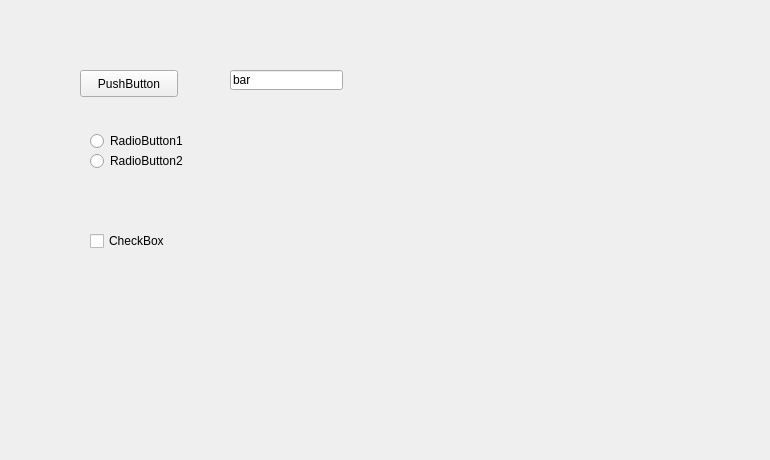
Above: sampleModules/testSettingMod/testSettingMod.ui from pgollor/pyGUI before the change. Below: the same form after it.
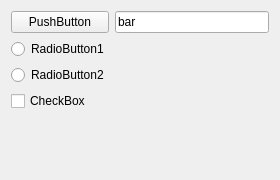
That is the form after the change.

```diff
--- a/sampleModules/testSettingMod/testSettingMod.ui
+++ b/sampleModules/testSettingMod/testSettingMod.ui
@@ -6,78 +6,69 @@
    <rect>
     <x>0</x>
     <y>0</y>
-    <width>770</width>
-    <height>460</height>
+    <width>280</width>
+    <height>180</height>
    </rect>
   </property>
   <property name="windowTitle">
    <string>Form</string>
   </property>
-  <widget class="QPushButton" name="pushButton">
-   <property name="geometry">
-    <rect>
-     <x>80</x>
-     <y>70</y>
-     <width>98</width>
-     <height>27</height>
-    </rect>
-   </property>
-   <property name="text">
-    <string>PushButton</string>
-   </property>
-  </widget>
-  <widget class="QRadioButton" name="radioButtonRB1">
-   <property name="geometry">
-    <rect>
-     <x>90</x>
-     <y>130</y>
-     <width>121</width>
-     <height>22</height>
-    </rect>
-   </property>
-   <property name="text">
-    <string>RadioButton1</string>
-   </property>
-  </widget>
+  <layout class="QGridLayout" name="gridLayout" rowstretch="0,0,0,0,0">
+   <item row="3" column="0">
   <widget class="QCheckBox" name="checkBoxTest">
-   <property name="geometry">
-    <rect>
-     <x>90</x>
-     <y>230</y>
-     <width>97</width>
-     <height>22</height>
-    </rect>
-   </property>
    <property name="text">
     <string>CheckBox</string>
    </property>
   </widget>
+   </item>
+   <item row="2" column="0">
   <widget class="QRadioButton" name="radioButtonRB2">
-   <property name="geometry">
-    <rect>
-     <x>90</x>
-     <y>150</y>
-     <width>121</width>
-     <height>22</height>
-    </rect>
-   </property>
    <property name="text">
     <string>RadioButton2</string>
    </property>
   </widget>
+   </item>
+   <item row="0" column="0">
+    <widget class="QPushButton" name="pushButton">
+     <property name="text">
+      <string>PushButton</string>
+     </property>
+    </widget>
+   </item>
+   <item row="0" column="1">
   <widget class="QLineEdit" name="lineEditFoo">
-   <property name="geometry">
-    <rect>
-     <x>230</x>
-     <y>70</y>
-     <width>113</width>
-     <height>20</height>
-    </rect>
+     <property name="minimumSize">
+      <size>
+       <width>120</width>
+       <height>0</height>
+      </size>
    </property>
    <property name="text">
     <string>bar</string>
    </property>
   </widget>
+   </item>
+   <item row="1" column="0">
+    <widget class="QRadioButton" name="radioButtonRB1">
+     <property name="text">
+      <string>RadioButton1</string>
+     </property>
+    </widget>
+   </item>
+   <item row="4" column="0">
+    <spacer name="verticalSpacer">
+     <property name="orientation">
+      <enum>Qt::Vertical</enum>
+     </property>
+     <property name="sizeHint" stdset="0">
+      <size>
+       <width>20</width>
+       <height>40</height>
+      </size>
+     </property>
+    </spacer>
+   </item>
+  </layout>
  </widget>
  <resources/>
  <connections/>
```
Lines whose indentation alone changed are shown as unchanged.
